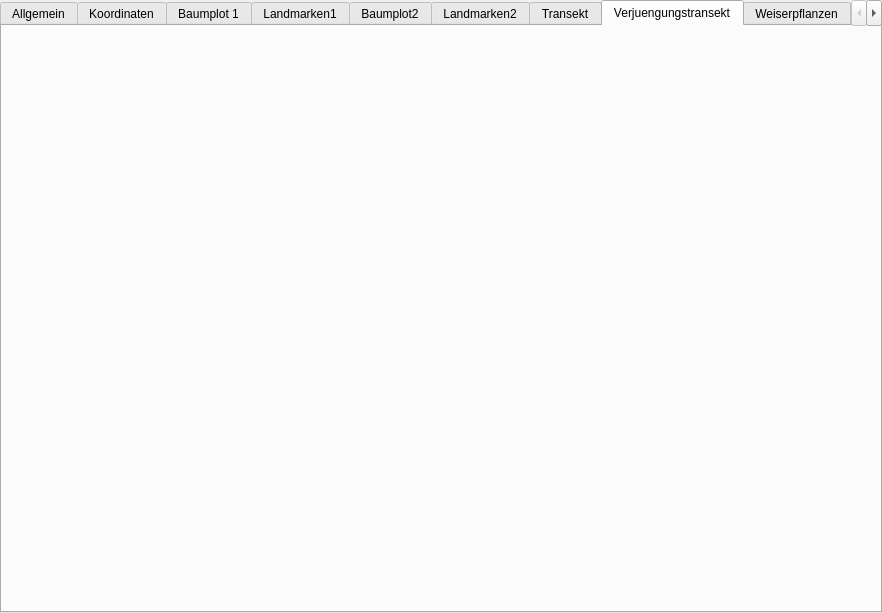
This is fim/gui/form/vwm.ui in b-lack/qgis-fim-plugin as Qt 5 draws it before an edit. The edited form follows.
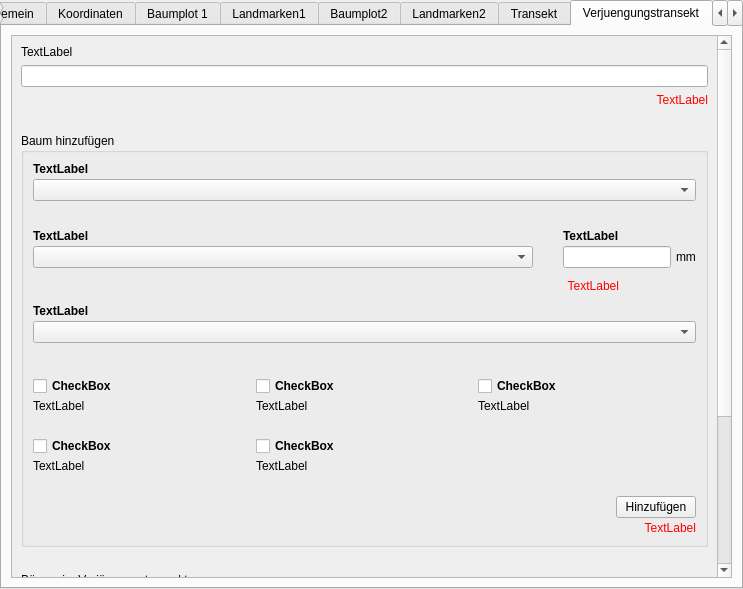
This is the edited form. The open tabs and pages were chosen to show the change. Custom widgets are drawn as their Qt base class.

Diff of the .ui file:
```diff
--- a/fim/gui/form/vwm.ui
+++ b/fim/gui/form/vwm.ui
@@ -6,8 +6,8 @@
    <rect>
     <x>0</x>
     <y>0</y>
-    <width>882</width>
-    <height>613</height>
+    <width>743</width>
+    <height>589</height>
    </rect>
   </property>
   <property name="windowTitle">
@@ -1745,6 +1745,500 @@
       <attribute name="title">
        <string>Verjuengungstransekt</string>
       </attribute>
+      <layout class="QGridLayout" name="gridLayout_41">
+       <item row="0" column="0">
+        <widget class="QScrollArea" name="scrollArea_verjuengungstransekt">
+         <property name="widgetResizable">
+          <bool>true</bool>
+         </property>
+         <widget class="QWidget" name="scrollAreaWidgetContents_10">
+          <property name="geometry">
+           <rect>
+            <x>0</x>
+            <y>0</y>
+            <width>705</width>
+            <height>845</height>
+           </rect>
+          </property>
+          <layout class="QGridLayout" name="gridLayout_42">
+           <item row="0" column="0">
+            <widget class="QLabel" name="verjuengungstransektlaengeLabel">
+             <property name="text">
+              <string>TextLabel</string>
+             </property>
+            </widget>
+           </item>
+           <item row="6" column="0">
+            <widget class="QLabel" name="label_45">
+             <property name="text">
+              <string>Bäume im Verjüngungstransekt</string>
+             </property>
+            </widget>
+           </item>
+           <item row="5" column="0">
+            <spacer name="verticalSpacer_51">
+             <property name="orientation">
+              <enum>Qt::Vertical</enum>
+             </property>
+             <property name="sizeType">
+              <enum>QSizePolicy::Fixed</enum>
+             </property>
+             <property name="sizeHint" stdset="0">
+              <size>
+               <width>20</width>
+               <height>20</height>
+              </size>
+             </property>
+            </spacer>
+           </item>
+           <item row="7" column="0">
+            <widget class="QTableWidget" name="verjuengungstransektenTable">
+             <property name="editTriggers">
+              <set>QAbstractItemView::NoEditTriggers</set>
+             </property>
+            </widget>
+           </item>
+           <item row="4" column="0">
+            <widget class="QgsCollapsibleGroupBox" name="verjuengungstransekt_collapsable">
+             <property name="title">
+              <string>Baum hinzufügen</string>
+             </property>
+             <layout class="QGridLayout" name="gridLayout_43">
+              <property name="horizontalSpacing">
+               <number>5</number>
+              </property>
+              <property name="verticalSpacing">
+               <number>3</number>
+              </property>
+              <item row="3" column="0">
+               <spacer name="verticalSpacer_15">
+                <property name="orientation">
+                 <enum>Qt::Vertical</enum>
+                </property>
+                <property name="sizeType">
+                 <enum>QSizePolicy::Fixed</enum>
+                </property>
+                <property name="sizeHint" stdset="0">
+                 <size>
+                  <width>20</width>
+                  <height>20</height>
+                 </size>
+                </property>
+               </spacer>
+              </item>
+              <item row="6" column="0">
+               <spacer name="verticalSpacer_54">
+                <property name="orientation">
+                 <enum>Qt::Vertical</enum>
+                </property>
+                <property name="sizeType">
+                 <enum>QSizePolicy::Fixed</enum>
+                </property>
+                <property name="sizeHint" stdset="0">
+                 <size>
+                  <width>20</width>
+                  <height>30</height>
+                 </size>
+                </property>
+               </spacer>
+              </item>
+              <item row="7" column="0" colspan="5">
+               <widget class="QLabel" name="verjuengungstransektschutzmassnahmenLabel">
+                <property name="font">
+                 <font>
+                  <weight>75</weight>
+                  <bold>true</bold>
+                 </font>
+                </property>
+                <property name="text">
+                 <string>TextLabel</string>
+                </property>
+               </widget>
+              </item>
+              <item row="1" column="0" colspan="5">
+               <widget class="QComboBox" name="verjuengungstransekt_ba_icode">
+                <property name="sizePolicy">
+                 <sizepolicy hsizetype="Preferred" vsizetype="Expanding">
+                  <horstretch>0</horstretch>
+                  <verstretch>0</verstretch>
+                 </sizepolicy>
+                </property>
+               </widget>
+              </item>
+              <item row="0" column="0" colspan="5">
+               <widget class="QLabel" name="verjuengungstransekt_ba_icodeLabel">
+                <property name="sizePolicy">
+                 <sizepolicy hsizetype="Preferred" vsizetype="Fixed">
+                  <horstretch>0</horstretch>
+                  <verstretch>0</verstretch>
+                 </sizepolicy>
+                </property>
+                <property name="font">
+                 <font>
+                  <weight>75</weight>
+                  <bold>true</bold>
+                 </font>
+                </property>
+                <property name="text">
+                 <string>TextLabel</string>
+                </property>
+               </widget>
+              </item>
+              <item row="10" column="0">
+               <spacer name="verticalSpacer_48">
+                <property name="orientation">
+                 <enum>Qt::Vertical</enum>
+                </property>
+                <property name="sizeType">
+                 <enum>QSizePolicy::Fixed</enum>
+                </property>
+                <property name="sizeHint" stdset="0">
+                 <size>
+                  <width>20</width>
+                  <height>20</height>
+                 </size>
+                </property>
+               </spacer>
+              </item>
+              <item row="11" column="0" colspan="5">
+               <layout class="QGridLayout" name="gridLayout_44">
+                <property name="topMargin">
+                 <number>10</number>
+                </property>
+                <property name="horizontalSpacing">
+                 <number>5</number>
+                </property>
+                <property name="verticalSpacing">
+                 <number>3</number>
+                </property>
+                <item row="0" column="0">
+                 <widget class="QCheckBox" name="verjuengungstransekttriebverlustdurchinsektenfrass">
+                  <property name="font">
+                   <font>
+                    <weight>75</weight>
+                    <bold>true</bold>
+                   </font>
+                  </property>
+                  <property name="text">
+                   <string>CheckBox</string>
+                  </property>
+                 </widget>
+                </item>
+                <item row="1" column="0">
+                 <widget class="QLabel" name="verjuengungstransekttriebverlustdurchinsektenfrassDescription">
+                  <property name="text">
+                   <string>TextLabel</string>
+                  </property>
+                 </widget>
+                </item>
+                <item row="0" column="2">
+                 <widget class="QCheckBox" name="verjuengungstransekttriebverlustdurchfrost">
+                  <property name="font">
+                   <font>
+                    <weight>75</weight>
+                    <bold>true</bold>
+                   </font>
+                  </property>
+                  <property name="text">
+                   <string>CheckBox</string>
+                  </property>
+                 </widget>
+                </item>
+                <item row="3" column="0">
+                 <widget class="QCheckBox" name="verjuengungstransekttriebverlustdurchtrockenheit">
+                  <property name="font">
+                   <font>
+                    <weight>75</weight>
+                    <bold>true</bold>
+                   </font>
+                  </property>
+                  <property name="text">
+                   <string>CheckBox</string>
+                  </property>
+                 </widget>
+                </item>
+                <item row="0" column="1">
+                 <widget class="QCheckBox" name="verjuengungstransekttriebverlustdurchschalenwildverbiss">
+                  <property name="font">
+                   <font>
+                    <weight>75</weight>
+                    <bold>true</bold>
+                   </font>
+                  </property>
+                  <property name="text">
+                   <string>CheckBox</string>
+                  </property>
+                 </widget>
+                </item>
+                <item row="2" column="0">
+                 <spacer name="verticalSpacer_53">
+                  <property name="orientation">
+                   <enum>Qt::Vertical</enum>
+                  </property>
+                  <property name="sizeType">
+                   <enum>QSizePolicy::Fixed</enum>
+                  </property>
+                  <property name="sizeHint" stdset="0">
+                   <size>
+                    <width>20</width>
+                    <height>20</height>
+                   </size>
+                  </property>
+                 </spacer>
+                </item>
+                <item row="4" column="0">
+                 <widget class="QLabel" name="verjuengungstransekttriebverlustdurchtrockenheitDescription">
+                  <property name="text">
+                   <string>TextLabel</string>
+                  </property>
+                 </widget>
+                </item>
+                <item row="4" column="1">
+                 <widget class="QLabel" name="verjuengungstransekttriebverlustdurchfegeDescription">
+                  <property name="text">
+                   <string>TextLabel</string>
+                  </property>
+                 </widget>
+                </item>
+                <item row="3" column="1">
+                 <widget class="QCheckBox" name="verjuengungstransekttriebverlustdurchfege">
+                  <property name="font">
+                   <font>
+                    <weight>75</weight>
+                    <bold>true</bold>
+                   </font>
+                  </property>
+                  <property name="text">
+                   <string>CheckBox</string>
+                  </property>
+                 </widget>
+                </item>
+                <item row="1" column="1">
+                 <widget class="QLabel" name="verjuengungstransekttriebverlustdurchschalenwildverbissDescription">
+                  <property name="text">
+                   <string>TextLabel</string>
+                  </property>
+                 </widget>
+                </item>
+                <item row="1" column="2">
+                 <widget class="QLabel" name="verjuengungstransekttriebverlustdurchfrostDescription">
+                  <property name="text">
+                   <string>TextLabel</string>
+                  </property>
+                 </widget>
+                </item>
+               </layout>
+              </item>
+              <item row="12" column="0">
+               <spacer name="verticalSpacer_47">
+                <property name="orientation">
+                 <enum>Qt::Vertical</enum>
+                </property>
+                <property name="sizeType">
+                 <enum>QSizePolicy::Fixed</enum>
+                </property>
+                <property name="sizeHint" stdset="0">
+                 <size>
+                  <width>20</width>
+                  <height>20</height>
+                 </size>
+                </property>
+               </spacer>
+              </item>
+              <item row="4" column="0">
+               <widget class="QLabel" name="verjuengungstransekt_heightLabel">
+                <property name="sizePolicy">
+                 <sizepolicy hsizetype="Preferred" vsizetype="Fixed">
+                  <horstretch>0</horstretch>
+                  <verstretch>0</verstretch>
+                 </sizepolicy>
+                </property>
+                <property name="font">
+                 <font>
+                  <weight>75</weight>
+                  <bold>true</bold>
+                 </font>
+                </property>
+                <property name="text">
+                 <string>TextLabel</string>
+                </property>
+               </widget>
+              </item>
+              <item row="5" column="1">
+               <spacer name="horizontalSpacer_20">
+                <property name="orientation">
+                 <enum>Qt::Horizontal</enum>
+                </property>
+                <property name="sizeType">
+                 <enum>QSizePolicy::Fixed</enum>
+                </property>
+                <property name="sizeHint" stdset="0">
+                 <size>
+                  <width>20</width>
+                  <height>20</height>
+                 </size>
+                </property>
+               </spacer>
+              </item>
+              <item row="5" column="0">
+               <widget class="QComboBox" name="verjuengungstransekt_height">
+                <property name="sizePolicy">
+                 <sizepolicy hsizetype="Expanding" vsizetype="Fixed">
+                  <horstretch>0</horstretch>
+                  <verstretch>0</verstretch>
+                 </sizepolicy>
+                </property>
+               </widget>
+              </item>
+              <item row="9" column="0" colspan="5">
+               <layout class="QVBoxLayout" name="verjuengungstransekt_verjuengungstransektschutzmassnahmen_chips">
+                <property name="topMargin">
+                 <number>0</number>
+                </property>
+               </layout>
+              </item>
+              <item row="6" column="2">
+               <widget class="QLabel" name="verjuengungstransektbhdError">
+                <property name="styleSheet">
+                 <string notr="true">color:red</string>
+                </property>
+                <property name="text">
+                 <string>TextLabel</string>
+                </property>
+                <property name="alignment">
+                 <set>Qt::AlignRight|Qt::AlignTrailing|Qt::AlignVCenter</set>
+                </property>
+                <property name="wordWrap">
+                 <bool>true</bool>
+                </property>
+               </widget>
+              </item>
+              <item row="2" column="0" colspan="5">
+               <layout class="QVBoxLayout" name="verjuengungstransekt_ba_icode_chips">
+                <property name="topMargin">
+                 <number>5</number>
+                </property>
+               </layout>
+              </item>
+              <item row="8" column="0" colspan="5">
+               <widget class="QComboBox" name="verjuengungstransektschutzmassnahmen"/>
+              </item>
+              <item row="4" column="2">
+               <widget class="QLabel" name="verjuengungstransektbhdLabel">
+                <property name="font">
+                 <font>
+                  <weight>75</weight>
+                  <bold>true</bold>
+                 </font>
+                </property>
+                <property name="text">
+                 <string>TextLabel</string>
+                </property>
+               </widget>
+              </item>
+              <item row="5" column="4">
+               <widget class="QLabel" name="label_44">
+                <property name="sizePolicy">
+                 <sizepolicy hsizetype="Fixed" vsizetype="Fixed">
+                  <horstretch>0</horstretch>
+                  <verstretch>0</verstretch>
+                 </sizepolicy>
+                </property>
+                <property name="text">
+                 <string>mm</string>
+                </property>
+               </widget>
+              </item>
+              <item row="5" column="2" colspan="2">
+               <widget class="QLineEdit" name="verjuengungstransektbhd">
+                <property name="sizePolicy">
+                 <sizepolicy hsizetype="Expanding" vsizetype="Fixed">
+                  <horstretch>0</horstretch>
+                  <verstretch>0</verstretch>
+                 </sizepolicy>
+                </property>
+               </widget>
+              </item>
+              <item row="16" column="0" colspan="5">
+               <widget class="QLabel" name="verjuengungstransektAddError">
+                <property name="styleSheet">
+                 <string notr="true">color:red</string>
+                </property>
+                <property name="text">
+                 <string>TextLabel</string>
+                </property>
+                <property name="alignment">
+                 <set>Qt::AlignRight|Qt::AlignTrailing|Qt::AlignVCenter</set>
+                </property>
+               </widget>
+              </item>
+              <item row="15" column="0" colspan="5">
+               <layout class="QHBoxLayout" name="horizontalLayout_7">
+                <item>
+                 <spacer name="horizontalSpacer_19">
+                  <property name="orientation">
+                   <enum>Qt::Horizontal</enum>
+                  </property>
+                  <property name="sizeType">
+                   <enum>QSizePolicy::Expanding</enum>
+                  </property>
+                  <property name="sizeHint" stdset="0">
+                   <size>
+                    <width>40</width>
+                    <height>20</height>
+                   </size>
+                  </property>
+                 </spacer>
+                </item>
+                <item>
+                 <widget class="QPushButton" name="verjuengungstransektAdd">
+                  <property name="text">
+                   <string>Hinzufügen</string>
+                  </property>
+                 </widget>
+                </item>
+               </layout>
+              </item>
+             </layout>
+            </widget>
+           </item>
+           <item row="3" column="0">
+            <spacer name="verticalSpacer_10">
+             <property name="orientation">
+              <enum>Qt::Vertical</enum>
+             </property>
+             <property name="sizeType">
+              <enum>QSizePolicy::Fixed</enum>
+             </property>
+             <property name="sizeHint" stdset="0">
+              <size>
+               <width>20</width>
+               <height>20</height>
+              </size>
+             </property>
+            </spacer>
+           </item>
+           <item row="1" column="0">
+            <widget class="QLineEdit" name="verjuengungstransektlaenge"/>
+           </item>
+           <item row="2" column="0">
+            <widget class="QLabel" name="verjuengungstransektlaengeError">
+             <property name="styleSheet">
+              <string notr="true">color:red</string>
+             </property>
+             <property name="text">
+              <string>TextLabel</string>
+             </property>
+             <property name="alignment">
+              <set>Qt::AlignRight|Qt::AlignTrailing|Qt::AlignVCenter</set>
+             </property>
+            </widget>
+           </item>
+          </layout>
+         </widget>
+        </widget>
+       </item>
+      </layout>
      </widget>
      <widget class="QWidget" name="tab_9">
       <attribute name="title">
```
Left out of the diff: 3135 changed lines with no effect on the pictures.
